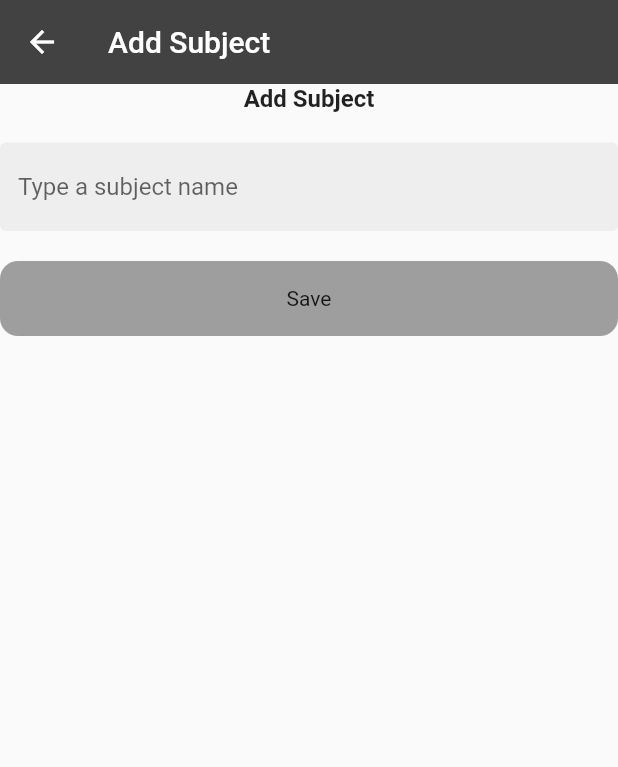
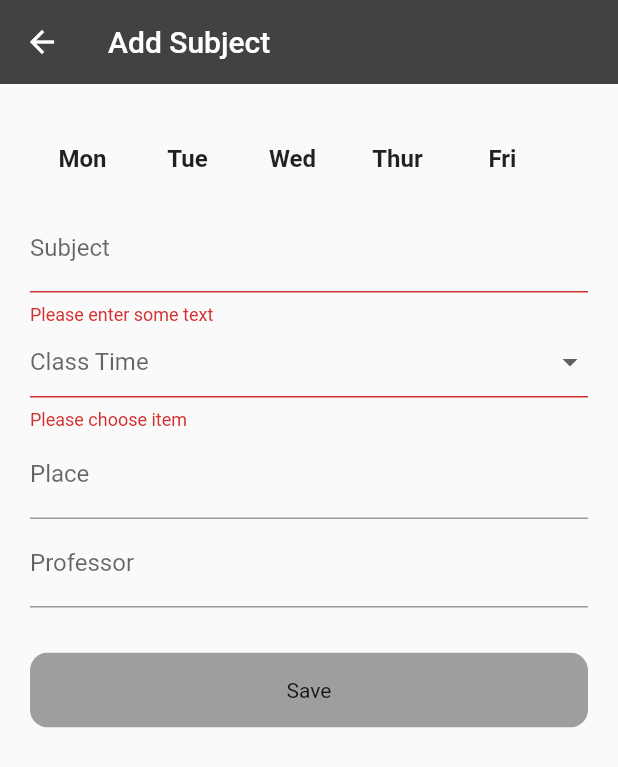
Before and after one commit to preciousMzembe/classmate, a Flutter app: the AddSubject screen opened directly, after a tap on "Save", on a phone screen of 412 x 824 dp. Shown: the top 767 px of the screen. Run offline on Flutter 3.47's test engine with Material 2 defaults, Android fonts, the phone set to English and light mode, and no system bars; our stand-ins replace hive_flutter, table_calendar; accounts and stored records are empty.

Commit message:
Add subject and shows on timetable

```diff
--- a/lib/pages/Timetable.dart
+++ b/lib/pages/Timetable.dart
@@ -1,6 +1,7 @@
 // ignore_for_file: prefer_const_constructors
 
 import 'package:flutter/material.dart';
+import 'package:hive_flutter/hive_flutter.dart';
 
 class Timetable extends StatefulWidget {
   const Timetable({super.key});
@@ -59,6 +60,10 @@ class GridBuilder extends StatefulWidget {
 }
 //https://stackoverflow.com/questions/43943946/how-do-i-use-async-http-data-to-return-child-widgets-in-an-indexedwidgetbuilder
 class GridBuilderState extends State<GridBuilder> {
+  final boxdata = Hive.box("classmatebox").toMap();
+  final _timeList = ['1 (8:30~9:45)', '2 (10:00~11:15)', '3 (11:30~12:45)', '4 (1:00~2:15)', '5 (2:30~3:45)', '6 (4:00~5:15)', '7 (5:30~6:45)', '8 (7:00~8:15)'];
+  final _days = ["", "Mon", "Tue", "Wed", "Thur", "Fri"];
+
   @override
   Widget build(BuildContext context) {
     return GridView.builder(
@@ -67,14 +72,15 @@ class GridBuilderState extends State<GridBuilder> {
         gridDelegate:
         const SliverGridDelegateWithFixedCrossAxisCount(crossAxisCount: 6),
         itemBuilder: (_, int index) {
+          double row = index/6;
+
           // Header: Mon Tue Wed Thur Fri
           if(index < 6){
-            var days = ["", "Mon", "Tue", "Wed", "Thur", "Fri"];
             return InkWell(
               child: GridTile(
                   child: Center(
                     child: Text(
-                      "${days[index]}",
+                      "${_days[index]}",
                       style: TextStyle(fontSize: 14, fontWeight: FontWeight.bold),
                       textAlign: TextAlign.center,
                     )),
@@ -83,10 +89,8 @@ class GridBuilderState extends State<GridBuilder> {
           }
           // Time : 1 2 3 4 5 6 7 8
           if(index%6==0){
-            double row = index/6;
             return InkWell(
               child: GridTile(
-
                   child: Center(
                       child: Text(
                         "${row.toInt()}",
@@ -98,26 +102,35 @@ class GridBuilderState extends State<GridBuilder> {
             );
           }
           // shows subject
-          if(widget.subjectList[index]){
+          for (var element in boxdata.values) {
+            if (element['classTime'] == _timeList[row.toInt() -1] &&
+                element['title'] == "subject") {
+
+              for(var data in element["dayList"]){
+                if(data == _days[index%6]){
                   return InkWell(
                     child: GridTile(
                       child: Container(
                         margin: EdgeInsets.all(3),
                         padding: EdgeInsets.all(3),
                         alignment: Alignment.center,
-                    child: Text("ICT APP Develop"),
                         decoration:BoxDecoration(
                             color: Colors.grey[300],
                             borderRadius: BorderRadius.all(
                               Radius.circular(10),
                             )),
+                        child: Text(element["name"]),
                       ),
                     ),
                   );
                 }
+              }
+            }
+          }
           return InkWell(
             child: GridTile(
                 child: Container(
+                  // child: Text(index.toString()),
                   decoration:BoxDecoration(
                     border: Border(bottom: BorderSide(color: Theme.of(context).dividerColor))
                 )),
--- a/lib/pages/sub_pages/add_subject.dart
+++ b/lib/pages/sub_pages/add_subject.dart
@@ -13,7 +13,52 @@ class AddSubject extends StatefulWidget {
 class _AddSubjectState extends State<AddSubject> {
   final _classmatebox = Hive.box("classmatebox");
   var main_color = Colors.grey[500];
-  final TextEditingController _subject = TextEditingController();
+
+  final _formKey = GlobalKey<FormState>();
+
+  final _timeList = ['1 (8:30~9:45)', '2 (10:00~11:15)', '3 (11:30~12:45)', '4 (1:00~2:15)', '5 (2:30~3:45)', '6 (4:00~5:15)', '7 (5:30~6:45)', '8 (7:00~8:15)'];
+
+  List _buttonColor = [false, false, false, false, false];
+
+  // data
+  bool _check = true; // check duplicate subject name
+  late String _subjectName;
+  late String _place;
+  late String _professor;
+  late String _classTime;
+  List<String> _dayList = [];
+
+  void addSubjectDB() async {
+    if (_formKey.currentState!.validate()) {
+
+      _formKey.currentState!.save();
+
+      var data = {
+        "title": "subject",
+        "name": _subjectName,
+        "place": _place,
+        "professor": _professor,
+        "classTime": _classTime,
+        "dayList": _dayList,
+      };
+      await _classmatebox.add(data).then((value) =>
+          ScaffoldMessenger.of(context).showSnackBar(
+            SnackBar(content: Text("Subject added successfully!!")),
+          )
+      );
+    }
+  }
+
+  bool checkDuplicate_DB(String subject){
+    var boxdata = _classmatebox.toMap();
+    for (var element in boxdata.values) {
+      if (element['name'] == subject &&
+          element['title'] == "subject") {
+        return true;
+      }
+    }
+    return false;
+  }
 
   @override
   Widget build(BuildContext context) {
@@ -23,87 +68,84 @@ class _AddSubjectState extends State<AddSubject> {
         elevation: 0.0,
         backgroundColor: Colors.grey[800],
       ),
-      body: Column(
+      body: Padding(
+        padding: const EdgeInsets.fromLTRB(20, 20, 20, 0),
+        child: SingleChildScrollView(
+          child: Form(
+            key: _formKey,
+            child: Column(
               children: [
-          Text(
-            "Add Subject",
-            style: TextStyle(
-              fontSize: 16,
-              fontWeight: FontWeight.bold,
+                renderDaysOfWeek(),
+                TextFormField(
+                  decoration: const InputDecoration(
+                    border: UnderlineInputBorder(),
+                    labelText: 'Subject',
                   ),
+                  validator: (value) {
+                    if (value == null || value.isEmpty) {
+                      return 'Please enter some text';
+                    }
+                    _check = checkDuplicate_DB(value.toString());
+                    if(_check){
+                      return "Subject already exists";
+                    }
+                    return null;
+                  },
+                  onSaved: (value){
+                    setState(() {
+                      _subjectName = value.toString();
+                    });
+                  },
                 ),
-          SizedBox(
-            height: 20,
+                DropdownButtonFormField(
+                    hint: Text("Class Time"),
+                    items: _timeList.map(
+                            (value){
+                          return DropdownMenuItem(
+                            value: value,
+                            child: Text(value),
+                          );
+                        }
+                    ).toList(),
+                    validator: (value) {
+                      if (value == null || value.isEmpty) {
+                        return 'Please choose item';
+                      }
+                      return null;
+                    },
+                    onChanged: (value){
+                      setState(() {
+                        _classTime = value.toString();
+                      });
+                    }
                 ),
                 TextFormField(
-            controller: _subject,
-            decoration: InputDecoration(
-              hintText: "Type a subject name",
-              filled: true,
-              fillColor: Colors.grey[200],
-              enabledBorder: OutlineInputBorder(
-                borderSide: BorderSide(color: Colors.transparent),
+                  decoration: const InputDecoration(
+                    border: UnderlineInputBorder(),
+                    labelText: 'Place',
                   ),
-              focusedBorder: OutlineInputBorder(
-                borderSide: BorderSide(
-                  color: Colors.transparent,
+                  onSaved: (value){
+                    setState(() {
+                      _place = value.toString();
+                    });
+                  },
                 ),
+                TextFormField(
+                  decoration: const InputDecoration(
+                    border: UnderlineInputBorder(),
+                    labelText: 'Professor',
                   ),
+                  onSaved: (value){
+                    setState(() {
+                      _professor = value.toString();
+                    });
+                  },
                 ),
-          ),
-
-          // add button
-          SizedBox(
-            height: 20,
-          ),
-          GestureDetector(
+                Padding(
+                  padding: const EdgeInsets.fromLTRB(0, 30, 0, 10),
+                  child: GestureDetector(
                     onTap: () async {
-              var subject = _subject.text.trim();
-              if (subject != "") {
-                var condition = false;
-                var boxdata = _classmatebox.toMap();
-                for (var element in boxdata.values) {
-                  if (element['name'] == subject &&
-                      element['title'] == "subject") {
-                    condition = true;
-                  }
-                }
-                if (condition) {
-                  // subject already added
-                  showDialog(
-                    context: context,
-                    builder: (context) {
-                      return AlertDialog(
-                        content: Text(
-                          "Subject already exists",
-                          textAlign: TextAlign.center,
-                        ),
-                      );
-                    },
-                  );
-                } else {
-                  // add task
-                  var data = {
-                    "title": "subject",
-                    "name": subject,
-                  };
-                  await _classmatebox.add(data);
-                  setState(() {
-                    _subject.text = "";
-                  });
-                  showDialog(
-                    context: context,
-                    builder: (context) {
-                      return AlertDialog(
-                        content: Text(
-                          "Subject added successfully",
-                          textAlign: TextAlign.center,
-                        ),
-                      );
-                    },
-                  );
-                }
-              }
+                      addSubjectDB();
                     },
                     child: ClipRRect(
                       borderRadius: BorderRadius.circular(12),
@@ -117,8 +159,60 @@ class _AddSubjectState extends State<AddSubject> {
                       ),
                     ),
                   ),
+                ),
               ],
+            ),
+          )
+        ),
       ),
     );
   }
+
+  renderItem({
+    required String text,
+    required int index
+  }){
+
+    return Padding(
+      padding: const EdgeInsets.fromLTRB(5,5,5,5),
+      child: GestureDetector(
+        onTap: (){
+          setState(() {
+            _buttonColor[index] = !_buttonColor[index];
+            _dayList.add(text);
+          });
+        },
+        child: ClipRRect(
+          borderRadius: BorderRadius.circular(12),
+          child: Container(
+            height: 50,
+            width: 60,
+            padding: EdgeInsets.all(5),
+            color: _buttonColor[index] ? main_color : Colors.transparent,
+            child: Center(
+              child: Text(
+                  text,
+                  style: TextStyle(fontSize:16, fontWeight: FontWeight.bold),
+              ),
+            ),
+          ),
+        ),
+      ),
+    );
   }
+  renderDaysOfWeek() {
+    return Column(
+      children: [
+        Row(
+          children: [
+            renderItem(text: "Mon", index: 0),
+            renderItem(text: "Tue", index: 1),
+            renderItem(text: "Wed", index: 2),
+            renderItem(text: "Thur", index: 3),
+            renderItem(text: "Fri", index: 4),
+          ],
+        ),
+      ],
+    );
+  }
+}
```
Lines whose indentation alone changed are shown as unchanged.
